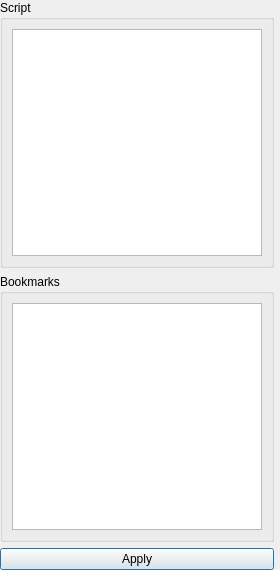
This is QSW/advancedFilter.ui in sidsukana/QSpellWork as Qt 5 draws it before an edit. The edited form follows.
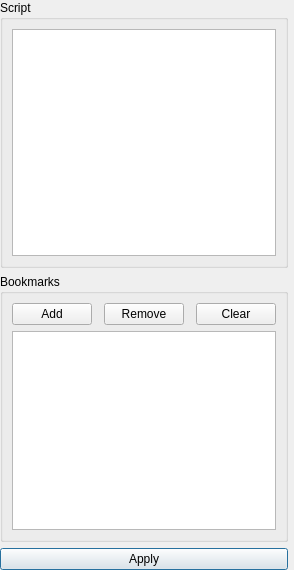
This is the edited form. Custom widgets are drawn as their Qt base class.

Commit message: [126] Add simple bookmarks for script filter

Diff of the .ui file:
```diff
--- a/QSW/advancedFilter.ui
+++ b/QSW/advancedFilter.ui
@@ -32,23 +32,7 @@
    <property name="verticalSpacing">
     <number>6</number>
    </property>
-   <item row="0" column="0">
-    <widget class="QGroupBox" name="groupBox_2">
-     <property name="title">
-      <string>Script</string>
-     </property>
-     <layout class="QGridLayout" name="gridLayout_3">
-      <item row="0" column="0">
-       <widget class="ScriptEdit" name="textEdit">
-        <property name="acceptRichText">
-         <bool>false</bool>
-        </property>
-       </widget>
-      </item>
-     </layout>
-    </widget>
-   </item>
-   <item row="1" column="0">
+   <item row="1" column="0" colspan="2">
     <widget class="QGroupBox" name="groupBox">
      <property name="title">
       <string>Bookmarks</string>
@@ -66,13 +50,50 @@
       <property name="bottomMargin">
        <number>9</number>
       </property>
-      <item row="0" column="0">
+      <item row="1" column="0" colspan="5">
        <widget class="QListView" name="listView"/>
       </item>
+      <item row="0" column="0">
+       <widget class="QPushButton" name="buttonAdd">
+        <property name="text">
+         <string>Add</string>
+        </property>
+       </widget>
+      </item>
+      <item row="0" column="2">
+       <widget class="QPushButton" name="buttonClear">
+        <property name="text">
+         <string>Remove</string>
+        </property>
+       </widget>
+      </item>
+      <item row="0" column="4">
+       <widget class="QPushButton" name="buttonRemove">
+        <property name="text">
+         <string>Clear</string>
+        </property>
+       </widget>
+      </item>
      </layout>
     </widget>
    </item>
-   <item row="2" column="0">
+   <item row="0" column="0" colspan="2">
+    <widget class="QGroupBox" name="groupBox_2">
+     <property name="title">
+      <string>Script</string>
+     </property>
+     <layout class="QGridLayout" name="gridLayout_3">
+      <item row="0" column="0">
+       <widget class="ScriptEdit" name="textEdit">
+        <property name="acceptRichText">
+         <bool>false</bool>
+        </property>
+       </widget>
+      </item>
+     </layout>
+    </widget>
+   </item>
+   <item row="2" column="0" colspan="2">
     <widget class="QPushButton" name="pushButton">
      <property name="text">
       <string>Apply</string>
```
The commit also changes 2 other files.
